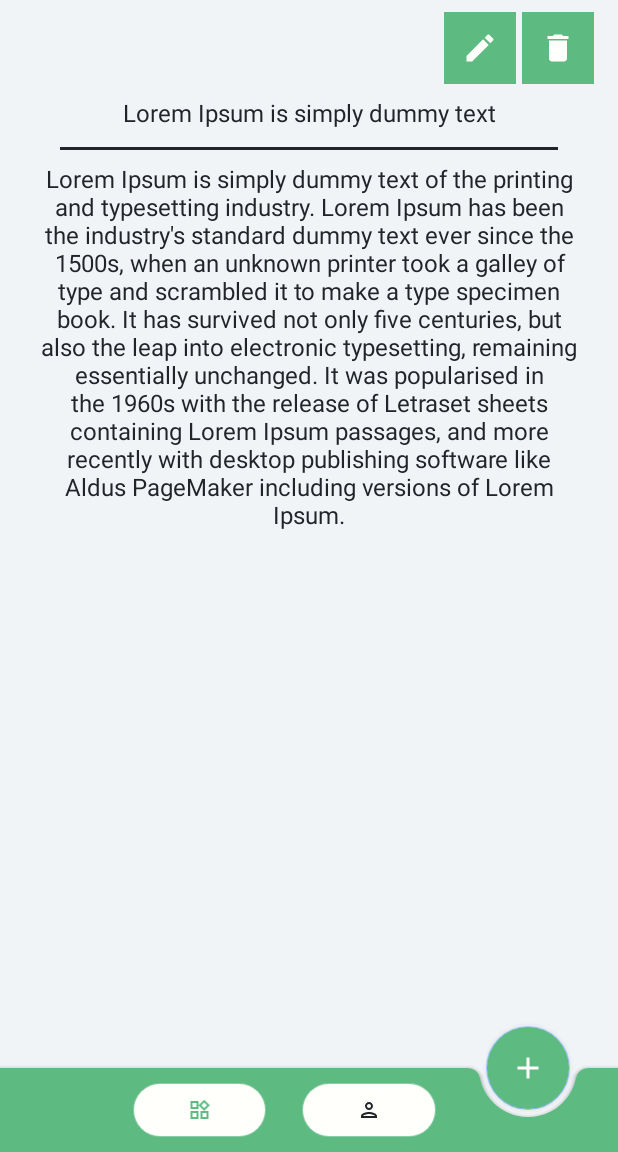
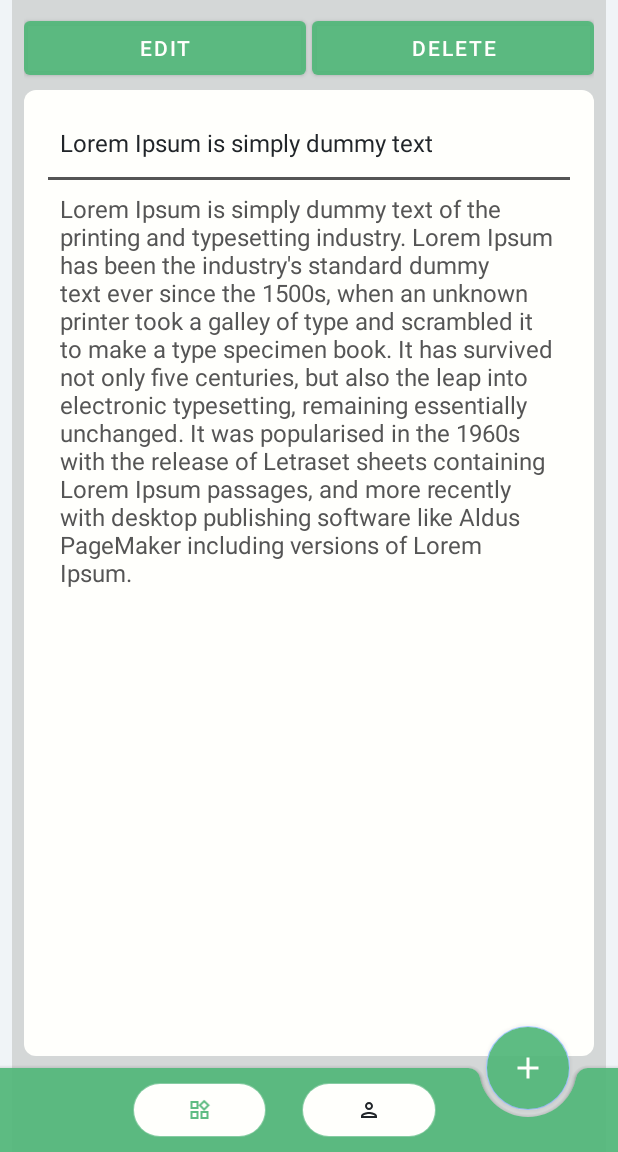
Before and after one commit to smensulaiman/Sticky-Note, an Android app: the screen it shows after launch (MainActivity), after a tap on an icon or button, on a phone screen of 412 x 824 dp, the part 84-1236 px from its top. Run offline under Robolectric (Android 15) with nearby library versions, the phone set to English and light mode, and no system bars; our stand-ins replace ButterKnife, Room's generated code; libraries missing offline, so code that uses them is left out: com.daimajia.androidanimations, com.facebook.drawee; plain views replace SimpleDraweeView; pictures from the network do not load; 3 statements that could not run were skipped.

Commit message:
Note Details Design Modified

```diff
--- a/app/src/main/java/com/suffixit/stickynote/view/NoteDetailsFragment.java
+++ b/app/src/main/java/com/suffixit/stickynote/view/NoteDetailsFragment.java
@@ -16,6 +16,7 @@
 import android.widget.TextView;
 import android.widget.Toast;
 
+import com.google.android.material.button.MaterialButton;
 import com.suffixit.stickynote.R;
 import com.suffixit.stickynote.model.Note;
 import com.suffixit.stickynote.viewmodel.NoteViewModel;
@@ -33,13 +34,7 @@
     @BindView(R.id.txtNoteDetails)
     TextView txtNoteDetails;
 
-    @BindView(R.id.imgEdit)
-    ImageView imgEdit;
-
-    @BindView(R.id.imgDelete)
-    ImageView imgDelete;
-
-    @OnClick(R.id.imgDelete)
+    @OnClick(R.id.btnDelete)
     public void deleteNote() {
         noteViewModel.deleteNote(note);
         getActivity().onBackPressed();
--- /dev/null
+++ b/app/src/main/res/drawable/white_fill_corner_round_color.xml
@@ -0,0 +1,6 @@
+<?xml version="1.0" encoding="utf-8"?>
+<shape android:shape="rectangle"
+    xmlns:android="http://schemas.android.com/apk/res/android">
+    <solid android:color="@color/color_white"/>
+    <corners android:radius="8dp"/>
+</shape>
--- a/app/src/main/res/layout/fragment_note_details.xml
+++ b/app/src/main/res/layout/fragment_note_details.xml
@@ -4,53 +4,79 @@
     xmlns:tools="http://schemas.android.com/tools"
     android:layout_width="match_parent"
     android:layout_height="match_parent"
+    android:background="#40808077"
     android:padding="8dp"
     tools:context=".view.NoteDetailsFragment">
 
+    <com.google.android.material.button.MaterialButton
+        android:id="@+id/btnEdit"
+        android:layout_width="0dp"
+        android:layout_height="wrap_content"
+        android:layout_marginEnd="2dp"
+        android:padding="4dp"
+        android:text="Edit"
+        android:textColor="@color/color_white"
+        app:cornerRadius="4dp"
+        app:layout_constraintEnd_toStartOf="@id/btnDelete"
+        app:layout_constraintStart_toStartOf="parent"
+        app:layout_constraintTop_toTopOf="parent"
+        app:rippleColor="@color/color_green_light" />
 
-    <ImageView
-        android:id="@+id/imgEdit"
-        android:layout_width="wrap_content"
+    <com.google.android.material.button.MaterialButton
+        android:id="@+id/btnDelete"
+        android:layout_width="0dp"
         android:layout_height="wrap_content"
-        android:layout_marginEnd="4dp"
-        android:background="@color/color_green"
-        android:padding="12dp"
-        android:src="@drawable/ic_edit"
-        app:layout_constraintBottom_toTopOf="@id/txtNoteTitle"
-        app:layout_constraintEnd_toStartOf="@id/imgDelete"
-        app:layout_constraintTop_toTopOf="parent" />
+        android:layout_marginStart="2dp"
+        android:padding="4dp"
+        android:text="Delete"
+        android:textColor="@color/color_white"
+        app:cornerRadius="4dp"
+        app:layout_constraintEnd_toEndOf="parent"
+        app:layout_constraintStart_toEndOf="@id/btnEdit"
+        app:layout_constraintTop_toTopOf="@id/btnEdit"
+        app:rippleColor="@color/color_green_light" />
 
-    <ImageView
-        android:id="@+id/imgDelete"
-        android:layout_width="wrap_content"
-        android:layout_height="wrap_content"
-        android:background="@color/color_green"
-        android:padding="12dp"
-        android:src="@drawable/ic_delete"
-        app:layout_constraintBottom_toBottomOf="@id/imgEdit"
+
+    <androidx.core.widget.NestedScrollView
+        android:layout_width="match_parent"
+        android:layout_height="0dp"
+        android:layout_marginTop="4dp"
+        android:layout_marginBottom="?actionBarSize"
+        android:fillViewport="true"
+        app:layout_constraintBottom_toBottomOf="parent"
         app:layout_constraintEnd_toEndOf="parent"
-        app:layout_constraintTop_toTopOf="parent" />
+        app:layout_constraintStart_toStartOf="parent"
+        app:layout_constraintTop_toBottomOf="@id/btnDelete">
+
+        <androidx.constraintlayout.widget.ConstraintLayout
+            android:layout_width="match_parent"
+            android:layout_height="match_parent"
+            android:background="@drawable/white_fill_corner_round_color"
+            android:padding="16dp"
+            app:layout_constraintBottom_toBottomOf="parent"
+            app:layout_constraintEnd_toEndOf="parent"
+            app:layout_constraintStart_toStartOf="parent"
+            app:layout_constraintTop_toBottomOf="parent">
 
             <TextView
                 android:id="@+id/txtNoteTitle"
                 android:layout_width="match_parent"
                 android:layout_height="wrap_content"
-        android:gravity="center"
+                android:gravity="start"
                 android:padding="8dp"
                 android:text="Note Title"
                 android:textColor="@color/color_black"
                 android:textSize="16sp"
                 app:layout_constraintEnd_toEndOf="parent"
                 app:layout_constraintStart_toStartOf="parent"
-        app:layout_constraintTop_toBottomOf="@id/imgDelete" />
+                app:layout_constraintTop_toTopOf="parent" />
 
             <View
                 android:id="@+id/view"
                 android:layout_width="match_parent"
                 android:layout_height="2dp"
-        android:layout_marginHorizontal="24dp"
                 android:layout_marginVertical="4dp"
-        android:background="@color/color_black"
+                android:background="#555555"
                 app:layout_constraintEnd_toEndOf="parent"
                 app:layout_constraintStart_toStartOf="parent"
                 app:layout_constraintTop_toBottomOf="@id/txtNoteTitle" />
@@ -60,13 +86,18 @@
                 android:layout_width="match_parent"
                 android:layout_height="wrap_content"
                 android:layout_marginBottom="4dp"
-        android:gravity="center"
+                android:gravity="start"
                 android:padding="8dp"
                 android:text="Details"
-        android:textColor="@color/color_black"
+                android:textColor="#555555"
                 android:textSize="16sp"
                 app:layout_constraintEnd_toEndOf="parent"
                 app:layout_constraintStart_toStartOf="parent"
                 app:layout_constraintTop_toBottomOf="@id/view" />
 
         </androidx.constraintlayout.widget.ConstraintLayout>
+
+    </androidx.core.widget.NestedScrollView>
+
+
+</androidx.constraintlayout.widget.ConstraintLayout>
```
Lines whose indentation alone changed are shown as unchanged.
